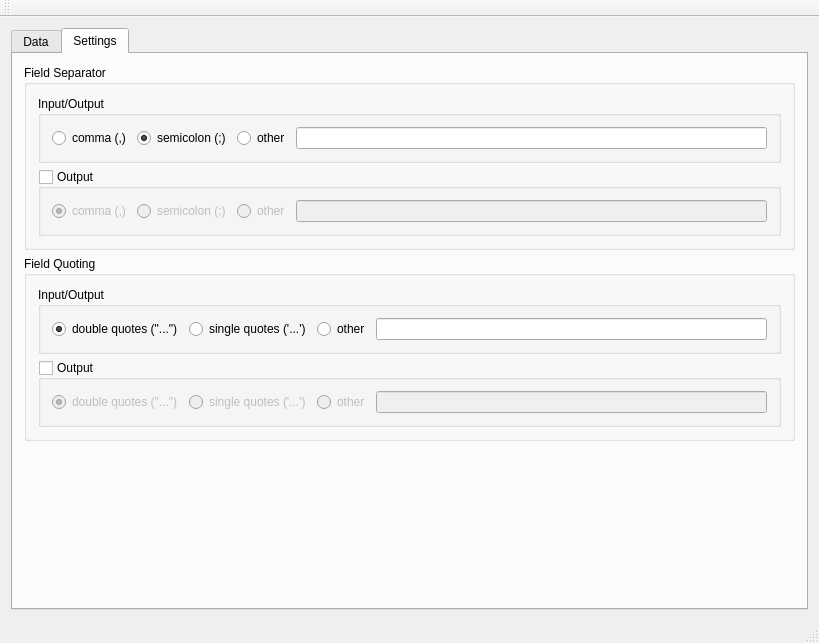
robert-lieck/spreadsheet-cleaner, file SpreadsheetCleaner/SpreadsheetCleaner/SpreadsheetCleaner.ui: the form before one commit.
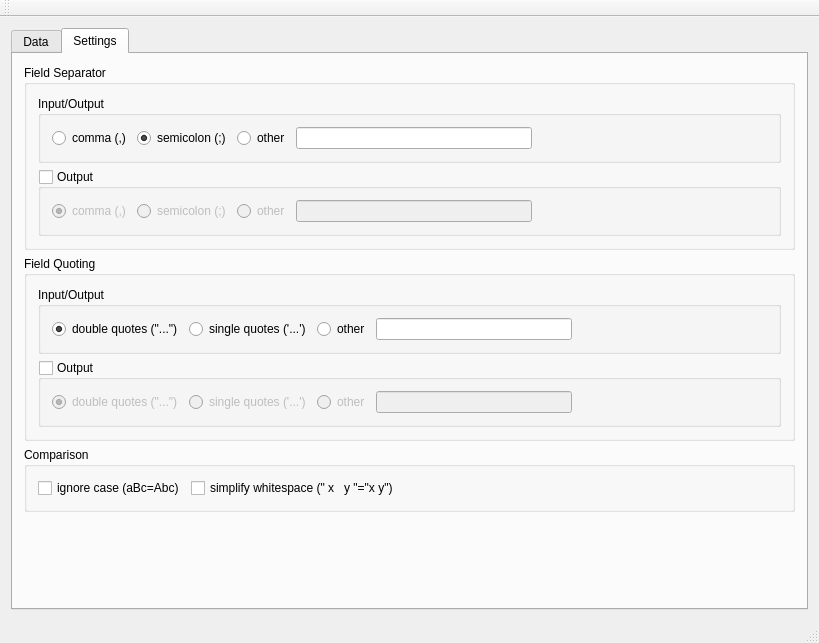
The form after the commit. The open tabs and pages were chosen to show the change.

The edit to the form file:
```diff
--- a/SpreadsheetCleaner/SpreadsheetCleaner/SpreadsheetCleaner.ui
+++ b/SpreadsheetCleaner/SpreadsheetCleaner/SpreadsheetCleaner.ui
@@ -76,8 +76,6 @@
          </attribute>
          <layout class="QGridLayout" name="gridLayout_6">
           <item row="0" column="0">
-           <layout class="QGridLayout" name="gridLayout_5">
-            <item row="0" column="0">
              <widget class="QGroupBox" name="_wFieldSeparatorGroup">
               <property name="title">
                <string>Field Separator</string>
@@ -116,6 +114,19 @@
                   <item>
                    <widget class="QLineEdit" name="_wFieldSeparatorOtherValue"/>
                   </item>
+                <item>
+                 <spacer name="horizontalSpacer_2">
+                  <property name="orientation">
+                   <enum>Qt::Horizontal</enum>
+                  </property>
+                  <property name="sizeHint" stdset="0">
+                   <size>
+                    <width>40</width>
+                    <height>20</height>
+                   </size>
+                  </property>
+                 </spacer>
+                </item>
                  </layout>
                 </widget>
                </item>
@@ -158,13 +169,24 @@
                   <item>
                    <widget class="QLineEdit" name="_wFieldSeparatorOutputOtherValue"/>
                   </item>
-                 </layout>
-                </widget>
+                <item>
+                 <spacer name="horizontalSpacer_3">
+                  <property name="orientation">
+                   <enum>Qt::Horizontal</enum>
+                  </property>
+                  <property name="sizeHint" stdset="0">
+                   <size>
+                    <width>40</width>
+                    <height>20</height>
+                   </size>
+                  </property>
+                 </spacer>
                </item>
               </layout>
              </widget>
             </item>
            </layout>
+           </widget>
           </item>
           <item row="1" column="0">
            <widget class="QGroupBox" name="_wFieldQuotingGroup">
@@ -205,6 +227,19 @@
                 <item>
                  <widget class="QLineEdit" name="_wFieldQuotingOtherValue"/>
                 </item>
+                <item>
+                 <spacer name="horizontalSpacer_4">
+                  <property name="orientation">
+                   <enum>Qt::Horizontal</enum>
+                  </property>
+                  <property name="sizeHint" stdset="0">
+                   <size>
+                    <width>40</width>
+                    <height>20</height>
+                   </size>
+                  </property>
+                 </spacer>
+                </item>
                </layout>
               </widget>
              </item>
@@ -247,13 +282,26 @@
                 <item>
                  <widget class="QLineEdit" name="_wFieldQuotingOutputOtherValue"/>
                 </item>
+                <item>
+                 <spacer name="horizontalSpacer_5">
+                  <property name="orientation">
+                   <enum>Qt::Horizontal</enum>
+                  </property>
+                  <property name="sizeHint" stdset="0">
+                   <size>
+                    <width>40</width>
+                    <height>20</height>
+                   </size>
+                  </property>
+                 </spacer>
+                </item>
                </layout>
               </widget>
              </item>
             </layout>
            </widget>
           </item>
-          <item row="2" column="0">
+          <item row="3" column="0">
            <spacer name="verticalSpacer">
             <property name="orientation">
              <enum>Qt::Vertical</enum>
@@ -266,6 +314,42 @@
             </property>
            </spacer>
           </item>
+          <item row="2" column="0">
+           <widget class="QGroupBox" name="groupBox">
+            <property name="title">
+             <string>Comparison</string>
+            </property>
+            <layout class="QGridLayout" name="gridLayout_5">
+             <item row="0" column="0">
+              <widget class="QCheckBox" name="_wIgnoreCase">
+               <property name="text">
+                <string>ignore case (aBc=Abc)</string>
+               </property>
+              </widget>
+             </item>
+             <item row="0" column="1">
+              <widget class="QCheckBox" name="_wSimplifyWhitespace">
+               <property name="text">
+                <string>simplify whitespace (&quot; x   y &quot;=&quot;x y&quot;)</string>
+               </property>
+              </widget>
+             </item>
+             <item row="0" column="2">
+              <spacer name="horizontalSpacer">
+               <property name="orientation">
+                <enum>Qt::Horizontal</enum>
+               </property>
+               <property name="sizeHint" stdset="0">
+                <size>
+                 <width>40</width>
+                 <height>20</height>
+                </size>
+               </property>
+              </spacer>
+             </item>
+            </layout>
+           </widget>
+          </item>
          </layout>
         </widget>
        </widget>
```
Left out of the diff: 438 changed lines with no effect on the pictures. Lines whose indentation alone changed are shown as unchanged.
